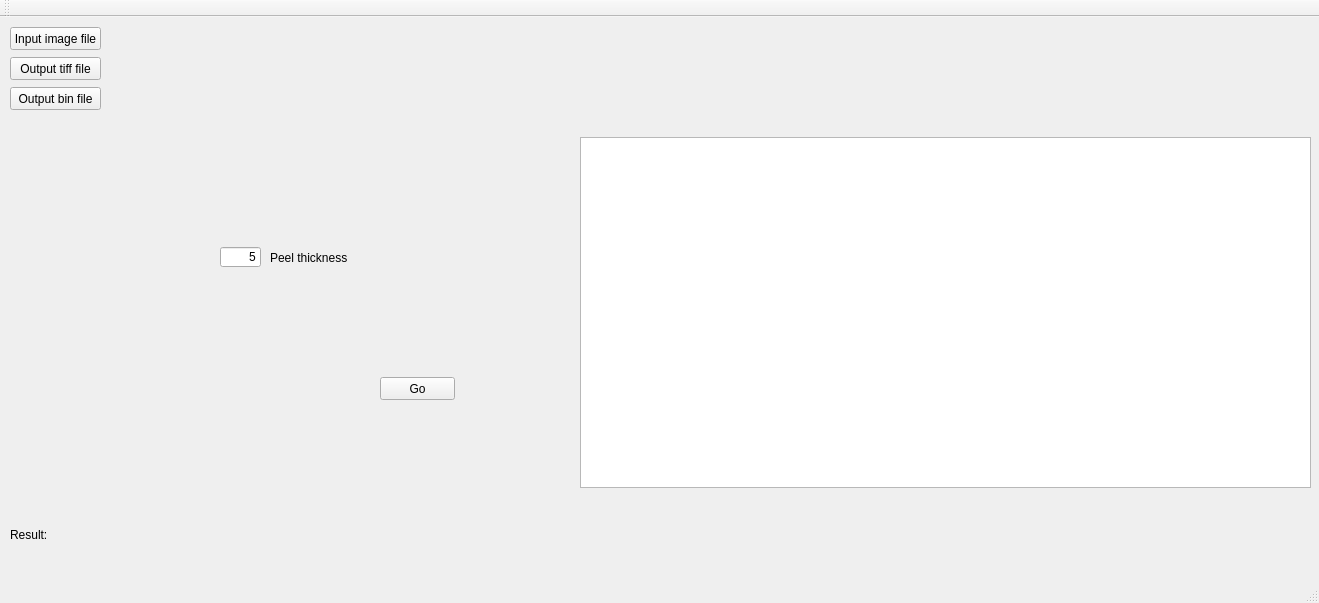
gibbogle/vessel-tools, file Qt/Eroder/mainwindow.ui: the form before one commit.
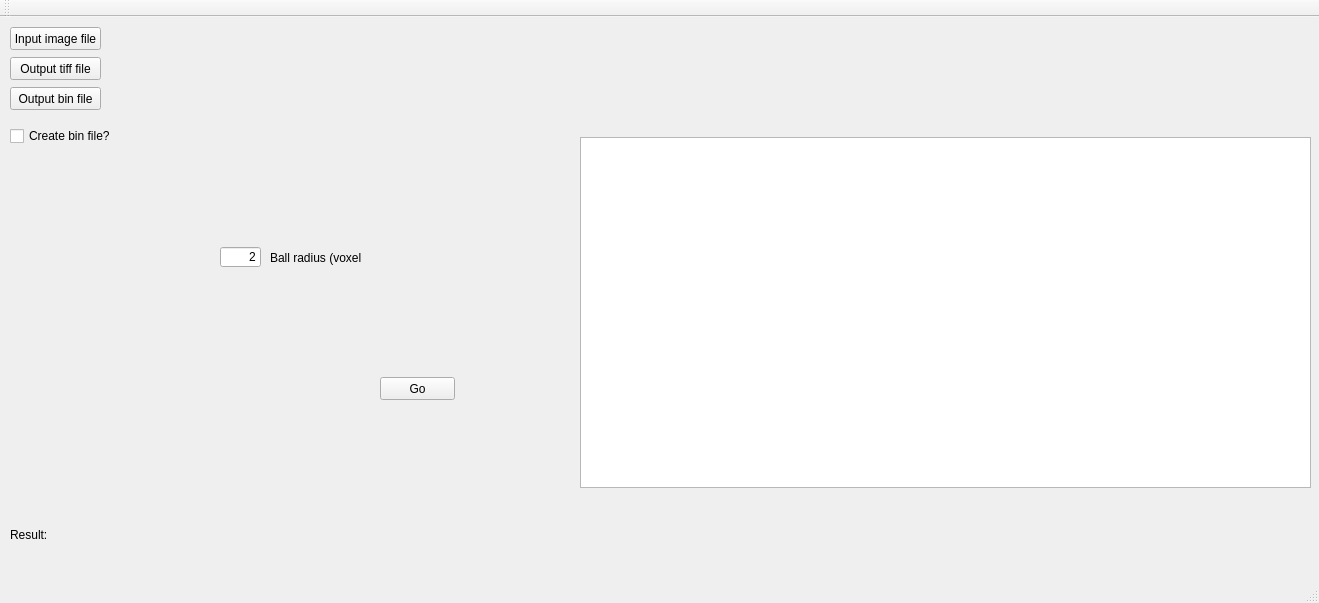
The form after the commit.

Commit message: Changed eroder to make bin file creation optional Changed dilater to make ball radius an input value.

Diff of the .ui file:
```diff
--- a/Qt/Eroder/mainwindow.ui
+++ b/Qt/Eroder/mainwindow.ui
@@ -151,7 +151,7 @@
      </rect>
     </property>
     <property name="text">
-     <string>5</string>
+     <string>2</string>
     </property>
     <property name="alignment">
      <set>Qt::AlignRight|Qt::AlignTrailing|Qt::AlignVCenter</set>
@@ -167,7 +167,20 @@
      </rect>
     </property>
     <property name="text">
-     <string>Peel thickness</string>
+     <string>Ball radius (voxels)</string>
+    </property>
+   </widget>
+   <widget class="QCheckBox" name="checkBox_createBinFile">
+    <property name="geometry">
+     <rect>
+      <x>10</x>
+      <y>110</y>
+      <width>101</width>
+      <height>18</height>
+     </rect>
+    </property>
+    <property name="text">
+     <string>Create bin file?</string>
     </property>
    </widget>
   </widget>
```
Left out of the diff: 4 changed lines with no effect on the pictures. The commit also changes 7 other files.
